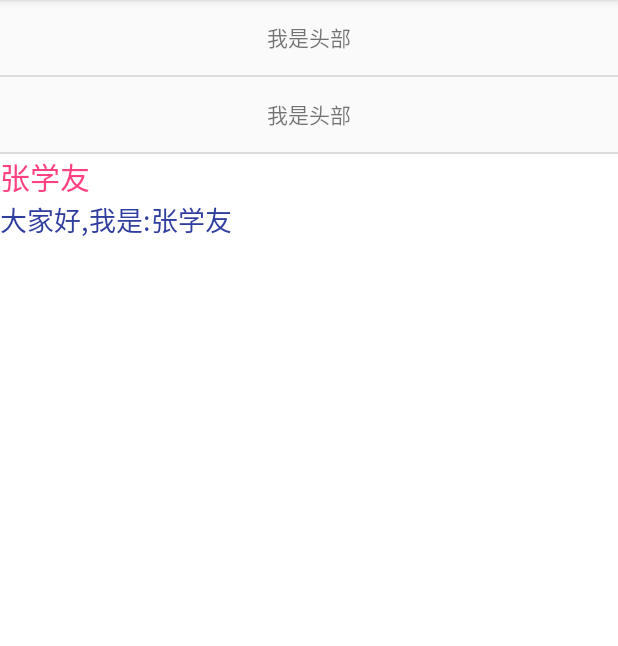
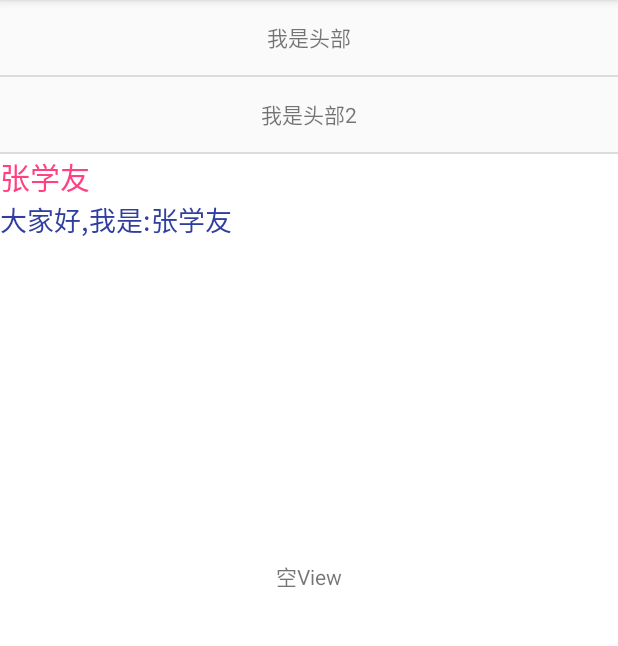
Before and after one commit to Allure0/LMRecycleAdapter, an Android app: the screen it shows after launch (LoadMoreActivity), in the options menu, after a tap on "LoadMoreRecycle", on a phone screen of 412 x 824 dp, the part 84-730 px from its top. Run offline under Robolectric (Android 15) with nearby library versions, the phone set to English and light mode, and no system bars; 1 statement that could not run was skipped.

Commit message:
add emptyView

```diff
--- a/sample/src/main/java/com/allure/sample/LoadMoreActivity.java
+++ b/sample/src/main/java/com/allure/sample/LoadMoreActivity.java
@@ -7,17 +7,17 @@ import android.support.v7.app.AppCompatActivity;
 import android.support.v7.widget.LinearLayoutManager;
 import android.support.v7.widget.RecyclerView;
 import android.view.View;
+import android.widget.RelativeLayout;
 import android.widget.Toast;
 
+import com.allure.lmrecycleadapter.headerfooterwrapper.HeaderAndFooterWrapper;
 import com.allure.lmrecycleadapter.interfaces.OnItemClickListener;
 import com.allure.lmrecycleadapter.loadmore.DeaultLoadMoreFooter;
 import com.allure.lmrecycleadapter.loadmore.LMRecycleView;
-import com.allure.lmrecycleadapter.headerfooterwrapper.HeaderAndFooterWrapper;
-import com.allure.lmrecycleadapter.loadmore.LoadMoreFooterLayout;
 import com.allure.sample.adapter.TestAdapter;
 import com.allure.sample.bean.TestBean;
-import com.allure.sample.header_footer_view.FooterLayout;
 import com.allure.sample.header_footer_view.HeaderLayout;
+import com.allure.sample.header_footer_view.HeaderLayout2;
 
 import java.util.ArrayList;
 import java.util.List;
@@ -38,7 +38,8 @@ public class LoadMoreActivity extends AppCompatActivity {
 
     private HeaderAndFooterWrapper mHeaderAndFooterWrapper;
     private HeaderLayout mHeaderLayout;
-    private HeaderLayout mHeaderLayout2;
+    private HeaderLayout2 mHeaderLayout2;
+    private RelativeLayout emptyView;
 
 
 
@@ -47,6 +48,7 @@ public class LoadMoreActivity extends AppCompatActivity {
         super.onCreate(savedInstanceState);
         setContentView(R.layout.loadmore_layout);
         list.addAll( initData());
+        emptyView= (RelativeLayout) findViewById(R.id.empty);
 
         mSwipeRefreshLayout= (SwipeRefreshLayout) findViewById(R.id.swipe_refresh);
         mRecyclerView = (LMRecycleView) findViewById(R.id.recycle_view);
@@ -58,9 +60,6 @@ public class LoadMoreActivity extends AppCompatActivity {
 
         mTestAdapter = new TestAdapter(this, R.layout.test_recycle_item, list);
         mHeaderAndFooterWrapper = new HeaderAndFooterWrapper(mTestAdapter);
-
-        mRecyclerView.setAdapter(mHeaderAndFooterWrapper);
-
         //you need setAdapter first
         initHeaderAndFooter();
         mSwipeRefreshLayout.setOnRefreshListener(new SwipeRefreshLayout.OnRefreshListener() {
@@ -81,6 +80,8 @@ public class LoadMoreActivity extends AppCompatActivity {
 
         });
         initLoadMore();
+        mRecyclerView.setAdapter(mHeaderAndFooterWrapper);
+        mRecyclerView.setEmptyView(emptyView);
         setListener();
     }
 
@@ -121,6 +122,11 @@ public class LoadMoreActivity extends AppCompatActivity {
             public void onItemClick(View view, RecyclerView.ViewHolder holder, int position, TestBean data) {
                 //if you want remove header Or Footer
 //                mHeaderAndFooterWrapper.removeHeaderView(mHeaderLayout);
+//                mHeaderAndFooterWrapper.removeHeaderView(mHeaderLayout);
+                mHeaderAndFooterWrapper.removeHeaderView(mHeaderLayout2);
+                mHeaderAndFooterWrapper.removeHeaderView(mHeaderLayout);
+                mTestAdapter.clear();
+                mHeaderAndFooterWrapper.notifyDataSetChanged();
                 Toast.makeText(LoadMoreActivity.this, String.valueOf(data.getName()), 1).show();
             }
 
@@ -133,7 +139,7 @@ public class LoadMoreActivity extends AppCompatActivity {
     //add header and footer
     private void initHeaderAndFooter() {
         mHeaderLayout = new HeaderLayout(this);
-        mHeaderLayout2 = new HeaderLayout(this);
+        mHeaderLayout2 = new HeaderLayout2(this);
         mHeaderAndFooterWrapper.addHeaderView(mHeaderLayout);
         mHeaderAndFooterWrapper.addHeaderView(mHeaderLayout2);
     }
--- a/sample/src/main/java/com/allure/sample/MainActivity.java
+++ b/sample/src/main/java/com/allure/sample/MainActivity.java
@@ -8,11 +8,14 @@ import android.support.v7.widget.RecyclerView;
 import android.view.Menu;
 import android.view.MenuItem;
 import android.view.View;
+import android.widget.LinearLayout;
+import android.widget.RelativeLayout;
 import android.widget.Toast;
 
 import com.allure.lmrecycleadapter.interfaces.OnItemClickListener;
 import com.allure.lmrecycleadapter.headerfooterwrapper.HeaderAndFooterWrapper;
 import com.allure.lmrecycleadapter.interfaces.OnItemLongClickListener;
+import com.allure.lmrecycleadapter.loadmore.LMRecycleView;
 import com.allure.sample.adapter.TestAdapter;
 import com.allure.sample.bean.TestBean;
 import com.allure.sample.header_footer_view.FooterLayout;
@@ -28,7 +31,7 @@ public class MainActivity extends AppCompatActivity {
 
     private static final String TAG = MainActivity.class.getSimpleName();
 
-    private RecyclerView mRecyclerView;
+    private LMRecycleView mRecyclerView;
     private TestAdapter mTestAdapter;
 
     private List<TestBean> list = new ArrayList<>();
@@ -39,15 +42,13 @@ public class MainActivity extends AppCompatActivity {
     private HeaderLayout mHeaderLayout;
     private FooterLayout mFooterLayout;
 
-
     @Override
     protected void onCreate(Bundle savedInstanceState) {
         super.onCreate(savedInstanceState);
         setContentView(R.layout.activity_main);
 
         list= initData();
-
-        mRecyclerView = (RecyclerView) findViewById(R.id.recycle_view);
+        mRecyclerView = (LMRecycleView) findViewById(R.id.recycle_view);
         mRecyclerView.setLayoutManager(new LinearLayoutManager(this));
 //        mRecyclerView.setLayoutManager(new GridLayoutManager(this, 2));
 //        mRecyclerView.setLayoutManager(new StaggeredGridLayoutManager(2, StaggeredGridLayoutManager.VERTICAL));
@@ -66,7 +67,7 @@ public class MainActivity extends AppCompatActivity {
         mTestAdapter.setOnItemClickListener(new OnItemClickListener<TestBean>() {
             @Override
             public void onItemClick(View view, RecyclerView.ViewHolder holder, int position, TestBean data) {
-                addList();
+
                 Toast.makeText(MainActivity.this, String.valueOf(position)+
                         "---"+data.getName(), 1).show();
 
--- /dev/null
+++ b/sample/src/main/java/com/allure/sample/header_footer_view/HeaderLayout2.java
@@ -0,0 +1,33 @@
+package com.allure.sample.header_footer_view;
+
+import android.content.Context;
+import android.util.AttributeSet;
+import android.widget.RelativeLayout;
+
+import com.allure.sample.R;
+
+/**
+ * Created by luomin on 16/8/8.
+ */
+public class HeaderLayout2 extends RelativeLayout {
+
+    public HeaderLayout2(Context context) {
+        super(context);
+        init(context);
+    }
+
+    public HeaderLayout2(Context context, AttributeSet attrs) {
+        super(context, attrs);
+        init(context);
+    }
+
+    public HeaderLayout2(Context context, AttributeSet attrs, int defStyleAttr) {
+        super(context, attrs, defStyleAttr);
+        init(context);
+    }
+
+    public void init(Context context) {
+
+        inflate(context, R.layout.header_layout2, this);
+    }
+}
--- a/sample/src/main/res/layout/activity_main.xml
+++ b/sample/src/main/res/layout/activity_main.xml
@@ -5,9 +5,9 @@
     android:layout_height="match_parent"
     tools:context="com.allure.sample.MainActivity">
 
-    <android.support.v7.widget.RecyclerView
+    <com.allure.lmrecycleadapter.loadmore.LMRecycleView
         android:id="@+id/recycle_view"
         android:layout_width="fill_parent"
-        android:layout_height="fill_parent"
-        />
+        android:layout_height="fill_parent" />
+
 </RelativeLayout>
--- /dev/null
+++ b/sample/src/main/res/layout/header_layout2.xml
@@ -0,0 +1,11 @@
+<?xml version="1.0" encoding="utf-8"?>
+<RelativeLayout xmlns:android="http://schemas.android.com/apk/res/android"
+    android:orientation="vertical" android:layout_width="match_parent"
+    android:layout_height="50dp">
+
+    <TextView
+        android:layout_centerInParent="true"
+        android:text="我是头部2"
+        android:layout_width="wrap_content"
+        android:layout_height="wrap_content" />
+</RelativeLayout>
--- a/sample/src/main/res/layout/loadmore_layout.xml
+++ b/sample/src/main/res/layout/loadmore_layout.xml
@@ -4,9 +4,27 @@
     android:orientation="vertical" android:layout_width="match_parent"
     android:layout_height="match_parent">
 
+    <RelativeLayout
+        android:layout_width="fill_parent"
+        android:layout_height="fill_parent">
+
     <com.allure.lmrecycleadapter.loadmore.LMRecycleView
         android:id="@+id/recycle_view"
         android:layout_width="fill_parent"
         android:layout_height="fill_parent"
         />
+    <RelativeLayout
+        android:id="@+id/empty"
+        android:layout_width="match_parent"
+        android:layout_height="match_parent">
+
+        <TextView
+            android:layout_width="wrap_content"
+            android:layout_height="wrap_content"
+            android:layout_centerHorizontal="true"
+            android:layout_centerVertical="true"
+            android:text="空View" />
+    </RelativeLayout>
+    </RelativeLayout>
+
 </android.support.v4.widget.SwipeRefreshLayout>
```
Also changed, not shown: 1 other file.
